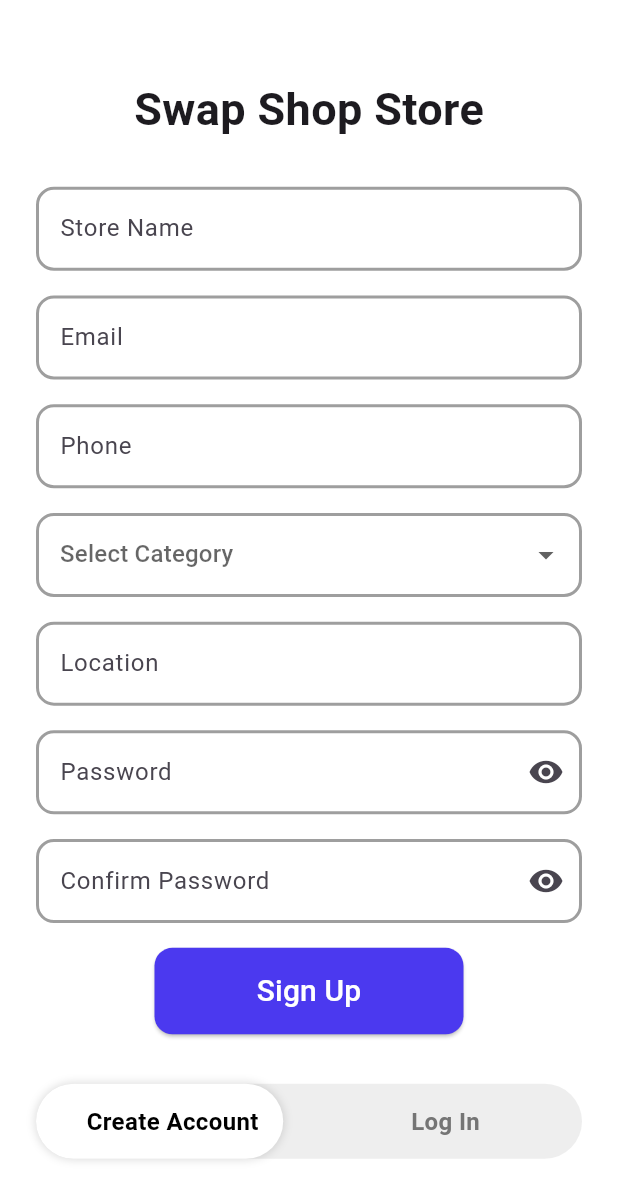
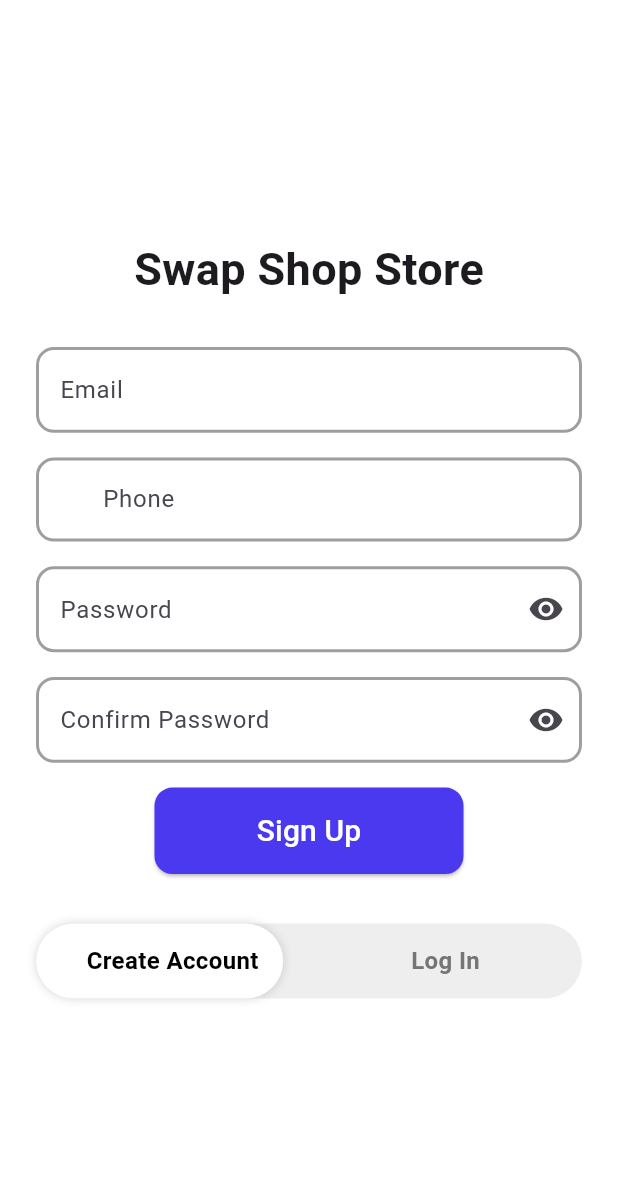
Before and after one commit to saneeswaran/swap_partner, a Flutter app: the screen it shows once a user with an empty profile is signed in, item 5 of the bottom bar chosen, after a tap on "Logout", on a phone screen of 412 x 824 dp. Shown: the top 1200 px of the screen. Run offline on Flutter 3.47's test engine with Material 3 defaults, Android fonts, the phone set to English and light mode, and no system bars; our stand-ins replace firebase_auth, firebase_core, get, image_picker; missing offline and left inert: qr_code_scanner_plus; accounts and stored records are empty; network calls fail.

Commit message:
commit ui design

```diff
--- a/lib/main.dart
+++ b/lib/main.dart
@@ -1,19 +1,16 @@
 import 'package:firebase_core/firebase_core.dart';
 import 'package:flutter/material.dart';
-import 'package:provider/provider.dart';
 import 'package:swap_store/constants/constants.dart';
 import 'package:swap_store/firebase_options.dart';
 import 'package:swap_store/services/auth_gate.dart';
-
-import 'services/partner_product_provider.dart';
+import 'package:get/get.dart';
 
 void main() async {
   WidgetsFlutterBinding.ensureInitialized();
   await Firebase.initializeApp(options: DefaultFirebaseOptions.currentPlatform);
-  runApp(ChangeNotifierProvider(
-    create: (_) => PartnerProductProvider(),
-    child: MyApp(),
-  ));
+  runApp(
+    MyApp(),
+  );
 }
 
 class MyApp extends StatelessWidget {
@@ -21,7 +18,7 @@ class MyApp extends StatelessWidget {
 
   @override
   Widget build(BuildContext context) {
-    return MaterialApp(
+    return GetMaterialApp(
       title: "swap shop",
       debugShowCheckedModeBanner: false,
       theme: ThemeData(
--- a/lib/model/partner_product_model.dart
+++ b/lib/model/partner_product_model.dart
@@ -14,3 +14,14 @@ class PartnerProductModel {
     required this.swapPoints,
   });
 }
+
+List<String> categories = [
+  "Electronics",
+  "Clothing",
+  "Books",
+  "Home Appliances",
+  "Dining",
+  "Bed",
+  "Wardrobe",
+  "Sofa"
+];
--- a/lib/pages/auth_screen.dart
+++ b/lib/pages/auth_screen/auth_screen.dart
@@ -1,12 +1,11 @@
 import 'package:firebase_auth/firebase_auth.dart';
 import 'package:flutter/material.dart';
+import 'package:get/get.dart';
 import 'package:swap_store/constants/constants.dart';
 import 'package:swap_store/pages/bottom_nav_bar.dart';
 import 'package:swap_store/services/authendication_service.dart';
 import 'package:swap_store/widgets/custom_elevated_button.dart';
 import 'package:swap_store/widgets/custom_textfield.dart';
-
-import '../services/database_service.dart';
 
 class AuthScreen extends StatefulWidget {
   const AuthScreen({super.key});
@@ -31,19 +30,12 @@ class _AuthScreenState extends State<AuthScreen> {
   bool isPassCheck2 = true;
   bool isLogin = false;
   int isSelected = 0;
-  List<String> categories = [
-    "Electronics",
-    "Clothing",
-    "Books",
-    "Home Appliances"
-  ];
   String? selectedCategory;
   //loader animation
   bool isLoader = false;
 
   //class
   final auth = AuthendicationService();
-  final db = DatabaseService();
 
   void _togglePasswordView() {
     setState(() {
@@ -162,53 +154,46 @@ class _AuthScreenState extends State<AuthScreen> {
         crossAxisAlignment: CrossAxisAlignment.center,
         children: [
           CustomTextfield(
-            text: "Store Name",
-            controller: storeNameController,
-          ),
-          CustomTextfield(
             text: "Email",
             controller: emailController,
           ),
           CustomTextfield(
             text: "Phone",
             controller: phoneController,
+            prefix: "+91",
           ),
-          DropdownButtonFormField<String>(
-            decoration: InputDecoration(
-              focusedBorder: OutlineInputBorder(
-                  borderRadius: BorderRadius.circular(12),
-                  borderSide: BorderSide(color: Colors.grey, width: 2)),
-              enabledBorder: OutlineInputBorder(
-                  borderRadius: BorderRadius.circular(12),
-                  borderSide: BorderSide(color: Colors.grey, width: 2)),
-              border: OutlineInputBorder(
-                  borderRadius: BorderRadius.circular(12),
-                  borderSide: BorderSide(color: Colors.grey, width: 2)),
-            ),
-            isExpanded: true,
-            hint: Text(
-              "Select Category",
-            ),
-            value: selectedCategory,
-            onChanged: (String? newValue) {
-              setState(() {
-                selectedCategory = newValue;
-              });
-            },
-            items: categories.map((String category) {
-              return DropdownMenuItem<String>(
-                value: category,
-                child: Text(
-                  category,
-                  style: TextStyle(color: Colors.black45),
-                ),
-              );
-            }).toList(),
-          ),
-          CustomTextfield(
-            text: "Location",
-            controller: locationController,
-          ),
+          // DropdownButtonFormField<String>(
+          //   decoration: InputDecoration(
+          //     focusedBorder: OutlineInputBorder(
+          //         borderRadius: BorderRadius.circular(12),
+          //         borderSide: BorderSide(color: Colors.grey, width: 2)),
+          //     enabledBorder: OutlineInputBorder(
+          //         borderRadius: BorderRadius.circular(12),
+          //         borderSide: BorderSide(color: Colors.grey, width: 2)),
+          //     border: OutlineInputBorder(
+          //         borderRadius: BorderRadius.circular(12),
+          //         borderSide: BorderSide(color: Colors.grey, width: 2)),
+          //   ),
+          //   isExpanded: true,
+          //   hint: Text(
+          //     "Select Category",
+          //   ),
+          //   value: selectedCategory,
+          //   onChanged: (String? newValue) {
+          //     setState(() {
+          //       selectedCategory = newValue;
+          //     });
+          //   },
+          //   items: categories.map((String category) {
+          //     return DropdownMenuItem<String>(
+          //       value: category,
+          //       child: Text(
+          //         category,
+          //         style: TextStyle(color: Colors.black45),
+          //       ),
+          //     );
+          //   }).toList(),
+          // ),
           CustomTextfield(
             text: "Password",
             icon: isPassCheck1 ? Icons.visibility : Icons.visibility_off,
@@ -233,34 +218,23 @@ class _AuthScreenState extends State<AuthScreen> {
                       emailController.text.isEmpty ||
                       phoneController.text.isEmpty ||
                       locationController.text.isEmpty) {
-                    ScaffoldMessenger.of(context).showSnackBar(
-                        SnackBar(content: Text("Please fill all the fields")));
+                    Get.snackbar("Error", "Please fill the details");
                   }
 
                   if (passwordController.text !=
                       confirmPasswordController.text) {
-                    ScaffoldMessenger.of(context).showSnackBar(
-                      SnackBar(content: Text("Passwords do not match")),
-                    );
+                    Get.snackbar("Error", "Password does not match");
                   }
                   if (passwordController.text.length < 8) {
-                    ScaffoldMessenger.of(context).showSnackBar(SnackBar(
-                        content: Text(
-                            "The password must be at least 8 characters long")));
+                    Get.snackbar("Error",
+                        " The password must be at least 8 characters long");
                   }
+
                   try {
                     auth.createUser(context,
                         email: emailController.text,
                         password: passwordController.text);
                     User? user = FirebaseAuth.instance.currentUser;
-
-                    final currentContext = context;
-                    db.createData(currentContext,
-                        storeName: storeNameController.text,
-                        phoneNumber: int.parse(phoneController.text),
-                        category: selectedCategory.toString(),
-                        location: locationController.text);
-                    if (!mounted) return;
                     if (user != null) {
                       Navigator.pushReplacement(
                           context,
@@ -268,8 +242,7 @@ class _AuthScreenState extends State<AuthScreen> {
                               builder: (context) => BottomNavBar()));
                     }
                   } on FirebaseAuthException catch (e) {
-                    ScaffoldMessenger.of(context)
-                        .showSnackBar(SnackBar(content: Text(e.toString())));
+                    Get.snackbar("", e.toString());
                   }
                 },
                 color: buttonColor),
--- a/lib/pages/bottom_navigation_bar_pages/profile_page.dart
+++ b/lib/pages/bottom_navigation_bar_pages/profile_page.dart
@@ -1,7 +1,7 @@
 import 'dart:io';
 import 'package:flutter/material.dart';
 import 'package:image_picker/image_picker.dart';
-import 'package:swap_store/pages/auth_screen.dart';
+import 'package:swap_store/pages/auth_screen/auth_screen.dart';
 
 import '../../constants/constants.dart';
 import '../../services/authendication_service.dart';
--- a/lib/services/auth_gate.dart
+++ b/lib/services/auth_gate.dart
@@ -1,6 +1,6 @@
 import 'package:flutter/material.dart';
 import 'package:firebase_auth/firebase_auth.dart';
-import 'package:swap_store/pages/auth_screen.dart';
+import 'package:swap_store/pages/auth_screen/auth_screen.dart';
 
 import '../pages/bottom_nav_bar.dart';
 
--- a/lib/services/authendication_service.dart
+++ b/lib/services/authendication_service.dart
@@ -1,5 +1,6 @@
 import 'package:firebase_auth/firebase_auth.dart';
 import 'package:flutter/material.dart';
+import 'package:get/get.dart';
 
 import '../pages/bottom_nav_bar.dart';
 
@@ -23,9 +24,7 @@ class AuthendicationService {
         }
       } else {
         if (context.mounted) {
-          ScaffoldMessenger.of(context).showSnackBar(
-            SnackBar(content: Text("Login failed. User does not exist.")),
-          );
+          Get.snackbar("", "Login failed. User does not exist.");
         }
       }
     } on FirebaseAuthException catch (e) {
@@ -39,9 +38,7 @@ class AuthendicationService {
       }
 
       if (context.mounted) {
-        ScaffoldMessenger.of(context).showSnackBar(
-          SnackBar(content: Text(errorMessage)),
-        );
+        Get.snackbar("title", errorMessage.toString());
       }
     }
   }
@@ -61,9 +58,7 @@ class AuthendicationService {
       }
 
       if (context.mounted) {
-        ScaffoldMessenger.of(context).showSnackBar(
-          SnackBar(content: Text(errorMessage)),
-        );
+        Get.snackbar("", errorMessage.toString());
       }
     }
   }
--- a/lib/services/database_service.dart
+++ /dev/null
@@ -1,32 +0,0 @@
-import 'package:cloud_firestore/cloud_firestore.dart';
-import 'package:firebase_auth/firebase_auth.dart';
-import 'package:flutter/material.dart';
-import 'package:swap_store/model/database_detail_model.dart';
-
-class DatabaseService {
-  final FirebaseFirestore db = FirebaseFirestore.instance;
-  final FirebaseAuth user = FirebaseAuth.instance;
-
-  final CollectionReference reference =
-      FirebaseFirestore.instance.collection("User");
-
-  Future<void> createData(BuildContext context,
-      {required String storeName,
-      required int phoneNumber,
-      required String category,
-      required String location}) async {
-    try {
-      await reference.doc(user.currentUser!.uid).set(DatabaseDetailModel(
-              storeName: storeName,
-              phoneNumber: phoneNumber,
-              category: category,
-              location: location)
-          .toMap());
-    } on FirebaseException catch (e) {
-      if (context.mounted) {
-        ScaffoldMessenger.of(context).showSnackBar(
-            SnackBar(content: Text(e.message ?? 'An error occurred')));
-      }
-    }
-  }
-}
--- a/lib/widgets/custom_textfield.dart
+++ b/lib/widgets/custom_textfield.dart
@@ -8,6 +8,8 @@ class CustomTextfield extends StatelessWidget {
   final VoidCallback? onPressed;
   final TextEditingController controller;
   final Color color;
+  final String prefix;
+
   const CustomTextfield(
       {super.key,
       required this.text,
@@ -16,7 +18,8 @@ class CustomTextfield extends StatelessWidget {
       this.obScure = false,
       this.onPressed,
       required this.controller,
-      this.color = Colors.grey});
+      this.color = Colors.grey,
+      this.prefix = ""});
 
   @override
   Widget build(BuildContext context) {
@@ -25,6 +28,10 @@ class CustomTextfield extends StatelessWidget {
       controller: controller,
       obscureText: obScure,
       decoration: InputDecoration(
+          prefix: Text(
+            prefix,
+            style: TextStyle(color: Colors.grey.shade500),
+          ),
           focusedBorder: OutlineInputBorder(
               borderRadius: BorderRadius.circular(12),
               borderSide: BorderSide(color: color, width: 2)),
```
Also changed, not shown: lib/pages/bottom_navigation_bar_pages/create_product_page.dart (+5 -26 lines), lib/pages/bottom_navigation_bar_pages/partner_product_page.dart (+7 -10 lines), lib/pages/bottom_navigation_bar_pages/scanner_page.dart (+56 -29 lines), lib/services/partner_product_provider.dart (deleted, +0 -18 lines), pubspec.yaml (+3 -5 lines), pubspec.lock, 3 other files.
